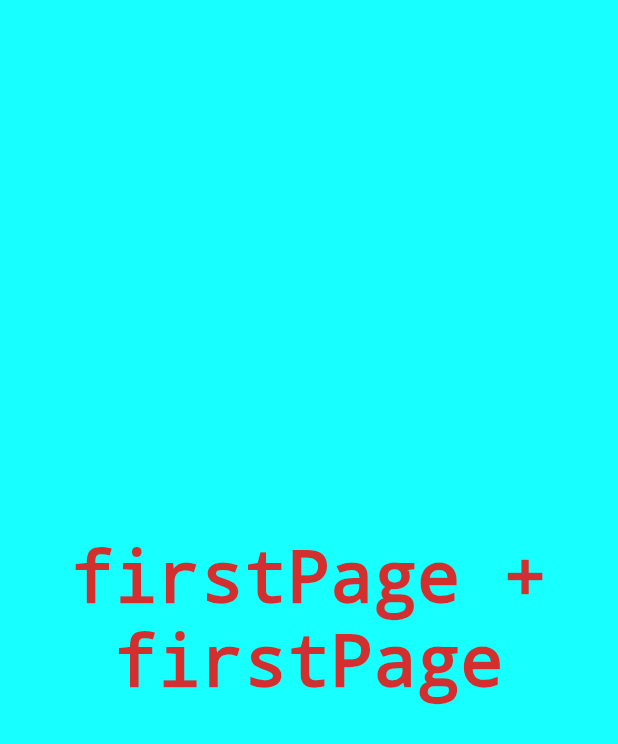
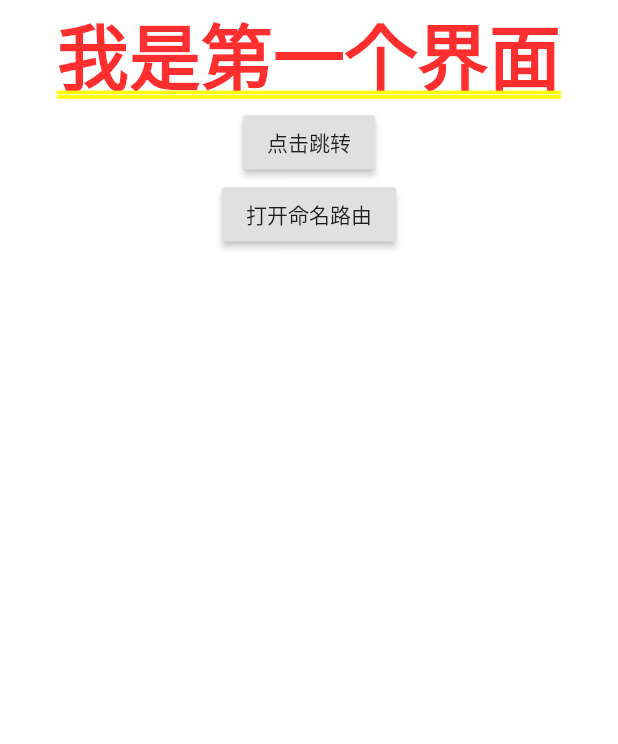
Before and after one commit to gyy19931212/flutter-shop-dev, a Flutter app: the screen it shows after launch, on a phone screen of 412 x 824 dp. Shown: the top 744 px of the screen. Run offline on Flutter 3.47's test engine with Material 2 defaults, Android fonts, the phone set to English and light mode, and no system bars.

Commit message:
路由，路由传参，路由守卫，命名路由

```diff
--- /dev/null
+++ b/lib/demo/RoutePage.dart
@@ -0,0 +1,88 @@
+import 'package:flutter/material.dart';
+
+///1, 普通路由，传参
+///2，命名路由传参
+class FirstRoutePage extends StatelessWidget {
+  var text;
+
+  FirstRoutePage(this.text);
+
+  @override
+  Widget build(BuildContext context) {
+
+    //获取上个界面的参数
+    var a = ModalRoute.of(context).settings.arguments.toString();
+    print("ModalRoute" + a);
+
+    return Container(
+      child: Center(
+        child: Column(
+          children: <Widget>[
+            //接受上一个界面的参数
+            Text("我是上个界面传递的： " + text),
+            RaisedButton(onPressed: (){
+              //传参给上一个界面
+              Navigator.pop(context, "第二个界面 - 数据");
+            },
+              child: Text("点击返回"),
+            )
+          ],
+        ),
+      ),
+    );
+  }
+
+}
+
+
+class RoutePage extends StatefulWidget{
+
+  @override
+  State<StatefulWidget> createState() {
+    // TODO: implement createState
+    return StateRoutePage();
+  }
+
+}
+
+class StateRoutePage extends State<RoutePage>{
+  var result = "";
+
+  @override
+  Widget build(BuildContext context) {
+    return Container(
+      child: Center(
+        child: Column(
+          children: <Widget>[
+            Text("我是第一个界面"),
+            RaisedButton(onPressed: () async{
+              var result1 = await Navigator.push(context, MaterialPageRoute(builder: (context) {
+                //传参给下一个界面
+                return FirstRoutePage("第一个界面 - 数据");
+              }));
+
+              setState(() {
+                result = result1;
+              });
+            },
+
+              child: Text("点击跳转" + result),
+            ),
+            RaisedButton(
+              child: Text("打开命名路由" + result),
+              onPressed: () async {
+                //传递给一下一个界面的数据
+                var result1 = await Navigator.of(context).pushNamed("firstRoute", arguments: {"name": "哈哈哈"});
+                setState(() {
+                  result = result1;
+                });
+              } ,
+
+            )
+          ],
+        ),
+      ),
+    );
+  }
+
+}
--- a/lib/main.dart
+++ b/lib/main.dart
@@ -1,5 +1,6 @@
 import 'package:flutter/material.dart';
-import 'TimerPage.dart';
+import 'package:flutter_app/demo/TimerPage.dart';
+import 'package:flutter_app/demo/RoutePage.dart';
 
 void main() => runApp(MyApp());
 
@@ -8,12 +9,26 @@ class MyApp extends StatelessWidget {
   @override
   Widget build(BuildContext context) {
     return MaterialApp(
-      title: 'Flutter Demo222',
-
+      title: 'Flutter Demo',
       theme: ThemeData(
         primarySwatch: Colors.blue,
       ),
-      home: firstPage(),
+      home: RoutePage(),
+      routes: {
+//        "firstRoute": (context)=> FirstRoutePage("dd")
+      },
+      //路由守卫
+      onGenerateRoute: (RouteSettings settings){
+        var name = settings.name;
+        switch(name) {
+          case "firstRoute" :
+            print("onGenerateRoute " + name);
+            return MaterialPageRoute(builder: (context) {
+                return FirstRoutePage("dd");
+            });
+            break;
+        }
+      },
     );
   }
 }
```
Also changed, not shown: lib/demo/TimerPage.dart (renamed from lib/TimerPage.dart).
